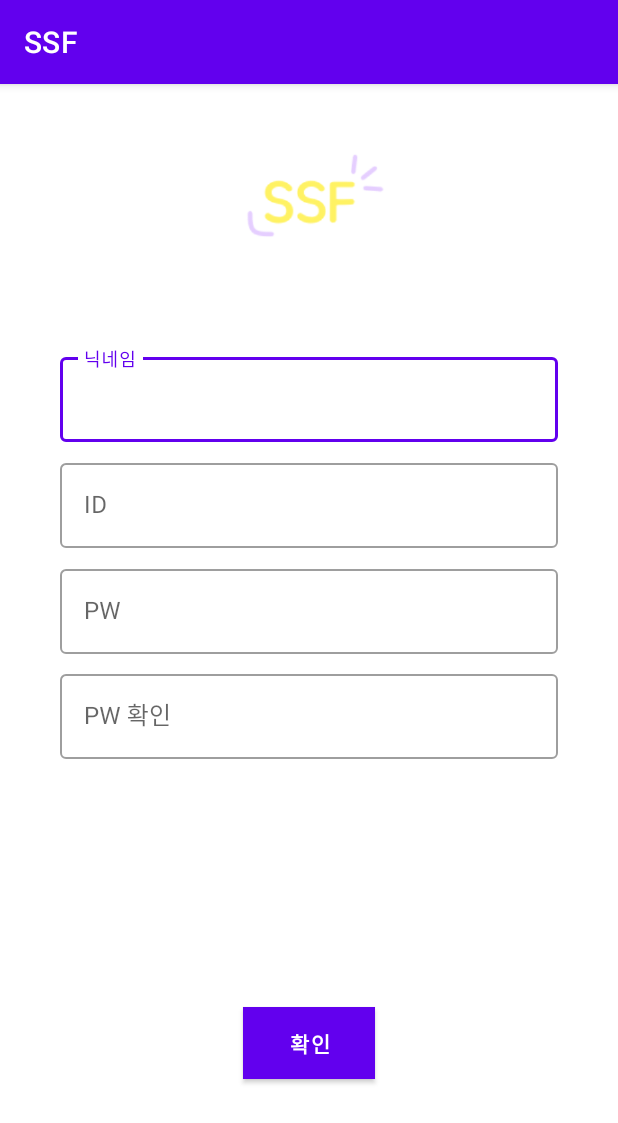
After one commit to wjdwns/SSF, an Android app: the joinmemberActivity screen opened directly, with no data from a screen before it, on a phone screen of 412 x 824 dp. The commit adds this screen. Shown: the top 1123 px of the screen. Run offline under Robolectric (Android 15) with nearby library versions, the phone set to English and light mode, and no system bars.

Commit message:
회원가입이랑 다른부분 디자인 수정

```diff
--- a/app/src/main/AndroidManifest.xml
+++ b/app/src/main/AndroidManifest.xml
@@ -9,7 +9,8 @@
         android:roundIcon="@mipmap/ic_launcher_round"
         android:supportsRtl="true"
         android:theme="@style/Theme.SSF">
-        <activity android:name=".loginActivity"></activity>
+        <activity android:name=".joinmemberActivity"></activity>
+        <activity android:name=".loginActivity" />
         <activity android:name=".Splash">
             <intent-filter>
                 <action android:name="android.intent.action.MAIN" />
@@ -17,7 +18,7 @@
                 <category android:name="android.intent.category.LAUNCHER" />
             </intent-filter>
         </activity>
-        <activity android:name=".MainActivity"></activity>
+        <activity android:name=".MainActivity" />
     </application>
 
 </manifest>
--- a/app/src/main/java/com/example/ssf/Splash.kt
+++ b/app/src/main/java/com/example/ssf/Splash.kt
@@ -14,7 +14,7 @@ class Splash : AppCompatActivity() {
 
         val handler = Handler(Looper.getMainLooper())
         val runnable = Runnable{
-            val intent = Intent(this,MainActivity::class.java)
+            val intent = Intent(this,loginActivity::class.java)
             startActivity(intent)
             finish()
         }
@@ -22,7 +22,7 @@ class Splash : AppCompatActivity() {
 
         splash.setOnClickListener{
             handler.removeCallbacks(runnable)
-            val intent = Intent(this,MainActivity::class.java)
+            val intent = Intent(this,loginActivity::class.java)
             startActivity(intent)
             finish()
         }
--- /dev/null
+++ b/app/src/main/java/com/example/ssf/joinmemberActivity.kt
@@ -0,0 +1,11 @@
+package com.example.ssf
+
+import androidx.appcompat.app.AppCompatActivity
+import android.os.Bundle
+
+class joinmemberActivity : AppCompatActivity() {
+    override fun onCreate(savedInstanceState: Bundle?) {
+        super.onCreate(savedInstanceState)
+        setContentView(R.layout.activity_joinmember)
+    }
+}
--- a/app/src/main/java/com/example/ssf/loginActivity.kt
+++ b/app/src/main/java/com/example/ssf/loginActivity.kt
@@ -1,11 +1,18 @@
 package com.example.ssf
 
+import android.content.Intent
 import androidx.appcompat.app.AppCompatActivity
 import android.os.Bundle
+import kotlinx.android.synthetic.main.activity_login.*
 
 class loginActivity : AppCompatActivity() {
     override fun onCreate(savedInstanceState: Bundle?) {
         super.onCreate(savedInstanceState)
         setContentView(R.layout.activity_login)
+
+        btn_login.setOnClickListener{
+            val intent = Intent(this,MainActivity::class.java)
+            startActivity(intent)
+        }
     }
 }
--- /dev/null
+++ b/app/src/main/res/layout/activity_joinmember.xml
@@ -0,0 +1,115 @@
+<?xml version="1.0" encoding="utf-8"?>
+<androidx.constraintlayout.widget.ConstraintLayout xmlns:android="http://schemas.android.com/apk/res/android"
+    xmlns:app="http://schemas.android.com/apk/res-auto"
+    xmlns:tools="http://schemas.android.com/tools"
+    android:layout_width="match_parent"
+    android:layout_height="match_parent"
+    tools:context=".joinmemberActivity">
+
+    <ImageView
+        android:layout_width="wrap_content"
+        android:layout_height="wrap_content"
+        android:src="@drawable/ssf"
+        app:layout_constraintBottom_toBottomOf="parent"
+        app:layout_constraintLeft_toLeftOf="parent"
+        app:layout_constraintRight_toRightOf="parent"
+        app:layout_constraintTop_toTopOf="parent"
+        app:layout_constraintVertical_bias="0"
+        android:adjustViewBounds="true"
+        android:maxHeight="150dp"
+        android:maxWidth="150dp"/>
+    <com.google.android.material.textfield.TextInputLayout
+        style="@style/Widget.MaterialComponents.TextInputLayout.OutlinedBox"
+        android:layout_width="0dp"
+        android:layout_height="wrap_content"
+        android:layout_marginLeft="40dp"
+        android:layout_marginRight="40dp"
+        android:hint="닉네임"
+        app:layout_constraintBottom_toBottomOf="parent"
+        app:layout_constraintLeft_toLeftOf="parent"
+        app:layout_constraintRight_toRightOf="parent"
+        app:layout_constraintTop_toTopOf="parent"
+        app:layout_constraintVertical_bias="0.25">
+
+        <com.google.android.material.textfield.TextInputEditText
+            android:id="@+id/nickname"
+            android:layout_width="match_parent"
+            android:layout_height="wrap_content" />
+
+    </com.google.android.material.textfield.TextInputLayout>
+
+    <com.google.android.material.textfield.TextInputLayout
+        style="@style/Widget.MaterialComponents.TextInputLayout.OutlinedBox"
+        android:layout_width="0dp"
+        android:layout_height="wrap_content"
+        android:layout_marginLeft="40dp"
+        android:layout_marginRight="40dp"
+        android:hint="ID"
+        app:layout_constraintBottom_toBottomOf="parent"
+        app:layout_constraintLeft_toLeftOf="parent"
+        app:layout_constraintRight_toRightOf="parent"
+        app:layout_constraintTop_toTopOf="parent"
+        app:layout_constraintVertical_bias="0.35">
+
+        <com.google.android.material.textfield.TextInputEditText
+            android:id="@+id/edit_id"
+            android:layout_width="match_parent"
+            android:layout_height="wrap_content"
+            android:inputType="textPassword" />
+    </com.google.android.material.textfield.TextInputLayout>
+    <com.google.android.material.textfield.TextInputLayout
+        style="@style/Widget.MaterialComponents.TextInputLayout.OutlinedBox"
+        android:layout_width="0dp"
+        android:layout_height="wrap_content"
+        android:layout_marginLeft="40dp"
+        android:layout_marginRight="40dp"
+        android:hint="PW"
+        app:layout_constraintBottom_toBottomOf="parent"
+        app:layout_constraintLeft_toLeftOf="parent"
+        app:layout_constraintRight_toRightOf="parent"
+        app:layout_constraintTop_toTopOf="parent"
+        app:layout_constraintVertical_bias="0.45">
+
+        <com.google.android.material.textfield.TextInputEditText
+            android:id="@+id/edit_pw"
+            android:layout_width="match_parent"
+            android:layout_height="wrap_content" />
+
+    </com.google.android.material.textfield.TextInputLayout>
+
+    <com.google.android.material.textfield.TextInputLayout
+        style="@style/Widget.MaterialComponents.TextInputLayout.OutlinedBox"
+        android:layout_width="0dp"
+        android:layout_height="wrap_content"
+        android:layout_marginLeft="40dp"
+        android:layout_marginRight="40dp"
+        android:hint="PW 확인"
+        app:layout_constraintBottom_toBottomOf="parent"
+        app:layout_constraintLeft_toLeftOf="parent"
+        app:layout_constraintRight_toRightOf="parent"
+        app:layout_constraintTop_toTopOf="parent"
+        app:layout_constraintVertical_bias="0.55">
+
+        <com.google.android.material.textfield.TextInputEditText
+            android:id="@+id/edit_repw"
+            android:layout_width="match_parent"
+            android:layout_height="wrap_content"
+            android:inputType="textPassword" />
+    </com.google.android.material.textfield.TextInputLayout>
+    <Button
+        android:id="@+id/btn_login"
+        android:layout_width="wrap_content"
+        android:layout_height="wrap_content"
+        android:layout_marginTop="20dp"
+        android:text="확인"
+        android:textStyle="bold"
+        android:background="@color/our"
+        app:layout_constraintBottom_toBottomOf="parent"
+        app:layout_constraintLeft_toLeftOf="parent"
+        app:layout_constraintRight_toRightOf="parent"
+        app:layout_constraintTop_toTopOf="parent"
+        app:layout_constraintVertical_bias="0.85"/>
+
+
+
+</androidx.constraintlayout.widget.ConstraintLayout>
--- a/app/src/main/res/layout/activity_main.xml
+++ b/app/src/main/res/layout/activity_main.xml
@@ -22,8 +22,8 @@
                 android:src="@drawable/ssf"
                 android:layout_gravity="center"
                 android:adjustViewBounds="true"
-                android:maxWidth="120dp"
-                android:maxHeight="120dp"/>
+                android:maxWidth="140dp"
+                android:maxHeight="140dp"/>
             <androidx.cardview.widget.CardView
                 android:id="@+id/cardview_1"
                 android:layout_width="300dp"
--- a/app/src/main/res/layout/activity_splash.xml
+++ b/app/src/main/res/layout/activity_splash.xml
@@ -2,11 +2,16 @@
 <androidx.constraintlayout.widget.ConstraintLayout xmlns:android="http://schemas.android.com/apk/res/android"
     xmlns:app="http://schemas.android.com/apk/res-auto"
     xmlns:tools="http://schemas.android.com/tools"
-    android:id="@+id/splash"
     android:layout_width="match_parent"
     android:layout_height="match_parent"
-    tools:context=".Splash"
-    android:background="@drawable/splash">
+    tools:context=".Splash">
+
+    <ImageView
+        android:id="@+id/splash"
+        android:layout_width="match_parent"
+        android:layout_height="match_parent"
+        android:scaleType="centerCrop"
+        android:src="@drawable/splash" />
 
 
 </androidx.constraintlayout.widget.ConstraintLayout>
```
Also changed, not shown: app/src/main/res/drawable-hdpi/icon_search.png (added), app/src/main/res/drawable-hdpi/login_1.png (added), app/src/main/res/drawable-hdpi/search.png (added).
